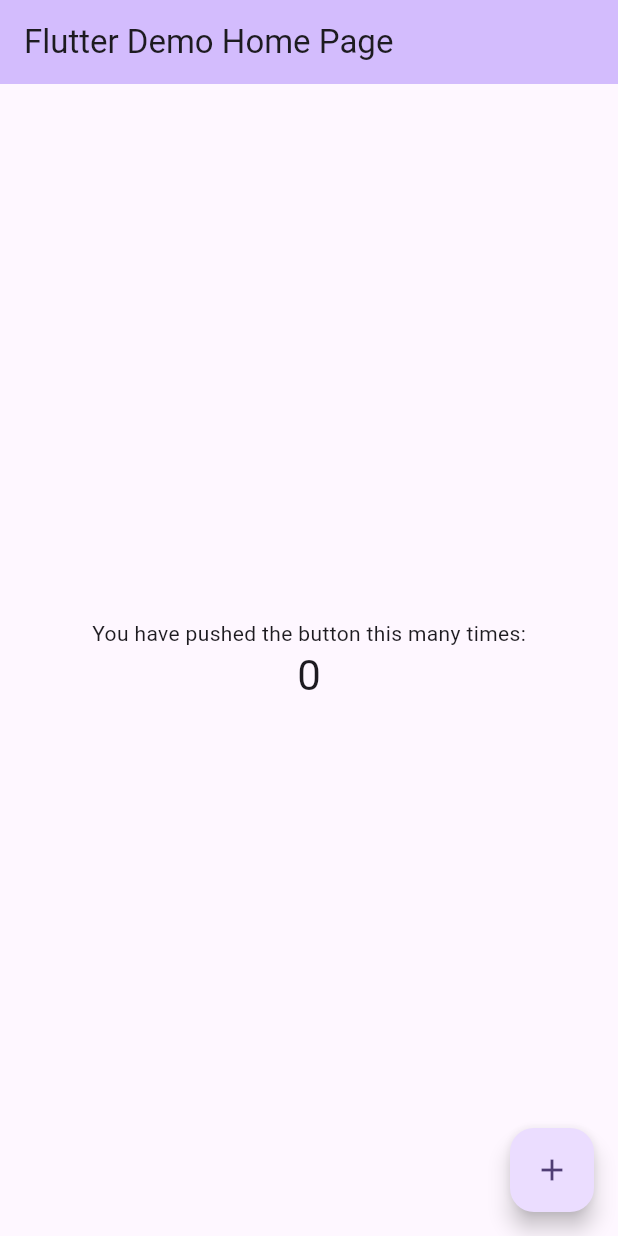
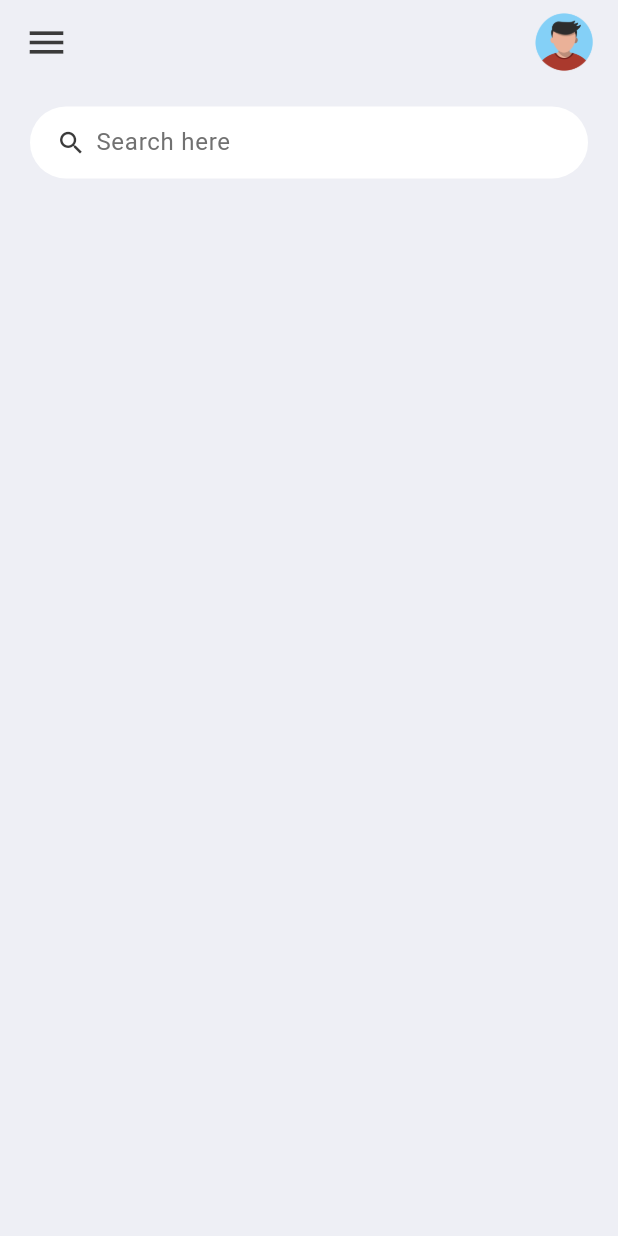
Before and after one commit to nishadadilshan/to-do-app, a Flutter app: the screen it shows after launch, on a phone screen of 412 x 824 dp. Run offline on Flutter 3.47's test engine with Material 2 defaults, Android fonts, the phone set to English and light mode, and no system bars.

Commit message:
Added menu icon and profile icon to the app bar and search box

```diff
--- /dev/null
+++ b/lib/constants/colors.dart
@@ -0,0 +1,11 @@
+
+
+import 'package:flutter/material.dart';
+
+const Color tdRed = Color(0xFFDA4040);
+const Color tdBlue = Color(0xFF5F52EE);
+
+const Color tdBlack = Color(0xFF3A3A3A);
+const Color tdGrey = Color(0xFF717171);
+
+const Color tdBGColor = Color(0xFFEEEFF5);
--- a/lib/main.dart
+++ b/lib/main.dart
@@ -1,4 +1,5 @@
 import 'package:flutter/material.dart';
+import 'package:to_do_app/screens/home.dart';
 
 void main() {
   runApp(const MyApp());
@@ -13,113 +14,10 @@ class MyApp extends StatelessWidget {
     return MaterialApp(
       title: 'Flutter Demo',
       theme: ThemeData(
-        // This is the theme of your application.
-        //
-        // TRY THIS: Try running your application with "flutter run". You'll see
-        // the application has a blue toolbar. Then, without quitting the app,
-        // try changing the seedColor in the colorScheme below to Colors.green
-        // and then invoke "hot reload" (save your changes or press the "hot
-        // reload" button in a Flutter-supported IDE, or press "r" if you used
-        // the command line to start the app).
-        //
-        // Notice that the counter didn't reset back to zero; the application
-        // state is not lost during the reload. To reset the state, use hot
-        // restart instead.
-        //
-        // This works for code too, not just values: Most code changes can be
-        // tested with just a hot reload.
         colorScheme: ColorScheme.fromSeed(seedColor: Colors.deepPurple),
         useMaterial3: true,
       ),
-      home: const MyHomePage(title: 'Flutter Demo Home Page'),
+      home: const Home(),
     );
   }
 }
-
-class MyHomePage extends StatefulWidget {
-  const MyHomePage({super.key, required this.title});
-
-  // This widget is the home page of your application. It is stateful, meaning
-  // that it has a State object (defined below) that contains fields that affect
-  // how it looks.
-
-  // This class is the configuration for the state. It holds the values (in this
-  // case the title) provided by the parent (in this case the App widget) and
-  // used by the build method of the State. Fields in a Widget subclass are
-  // always marked "final".
-
-  final String title;
-
-  @override
-  State<MyHomePage> createState() => _MyHomePageState();
-}
-
-class _MyHomePageState extends State<MyHomePage> {
-  int _counter = 0;
-
-  void _incrementCounter() {
-    setState(() {
-      // This call to setState tells the Flutter framework that something has
-      // changed in this State, which causes it to rerun the build method below
-      // so that the display can reflect the updated values. If we changed
-      // _counter without calling setState(), then the build method would not be
-      // called again, and so nothing would appear to happen.
-      _counter++;
-    });
-  }
-
-  @override
-  Widget build(BuildContext context) {
-    // This method is rerun every time setState is called, for instance as done
-    // by the _incrementCounter method above.
-    //
-    // The Flutter framework has been optimized to make rerunning build methods
-    // fast, so that you can just rebuild anything that needs updating rather
-    // than having to individually change instances of widgets.
-    return Scaffold(
-      appBar: AppBar(
-        // TRY THIS: Try changing the color here to a specific color (to
-        // Colors.amber, perhaps?) and trigger a hot reload to see the AppBar
-        // change color while the other colors stay the same.
-        backgroundColor: Theme.of(context).colorScheme.inversePrimary,
-        // Here we take the value from the MyHomePage object that was created by
-        // the App.build method, and use it to set our appbar title.
-        title: Text(widget.title),
-      ),
-      body: Center(
-        // Center is a layout widget. It takes a single child and positions it
-        // in the middle of the parent.
-        child: Column(
-          // Column is also a layout widget. It takes a list of children and
-          // arranges them vertically. By default, it sizes itself to fit its
-          // children horizontally, and tries to be as tall as its parent.
-          //
-          // Column has various properties to control how it sizes itself and
-          // how it positions its children. Here we use mainAxisAlignment to
-          // center the children vertically; the main axis here is the vertical
-          // axis because Columns are vertical (the cross axis would be
-          // horizontal).
-          //
-          // TRY THIS: Invoke "debug painting" (choose the "Toggle Debug Paint"
-          // action in the IDE, or press "p" in the console), to see the
-          // wireframe for each widget.
-          mainAxisAlignment: MainAxisAlignment.center,
-          children: <Widget>[
-            const Text(
-              'You have pushed the button this many times:',
-            ),
-            Text(
-              '$_counter',
-              style: Theme.of(context).textTheme.headlineMedium,
-            ),
-          ],
-        ),
-      ),
-      floatingActionButton: FloatingActionButton(
-        onPressed: _incrementCounter,
-        tooltip: 'Increment',
-        child: const Icon(Icons.add),
-      ), // This trailing comma makes auto-formatting nicer for build methods.
-    );
-  }
-}
--- /dev/null
+++ b/lib/screens/home.dart
@@ -0,0 +1,48 @@
+import 'package:flutter/material.dart';
+import 'package:to_do_app/constants/colors.dart';
+
+import '../widgets/search_box_widget.dart';
+
+class Home extends StatelessWidget {
+  const Home({super.key});
+
+  @override
+  Widget build(BuildContext context) {
+    return Scaffold(
+      backgroundColor: tdBGColor,
+      appBar: _appBar(),
+      body:  Padding(
+        padding: const EdgeInsets.symmetric(horizontal: 20.0, vertical: 15),
+        child: Container(
+          child: Column(
+            children: [
+              searchBox(),
+            ],
+          ),
+        ),
+      ),
+    );
+  }
+
+
+  AppBar _appBar(){
+    return AppBar(
+        elevation: 0,
+        title: Row(
+          mainAxisAlignment: MainAxisAlignment.spaceBetween,
+          children: [
+            const Icon(Icons.menu, color: tdBlack, size: 30,),
+            Container(
+              height: 40,
+              width: 40,
+              child: ClipRRect(
+                borderRadius: BorderRadius.circular(40),
+                child: Image.asset("assets/images/avatar.png"),
+              ),
+
+            ),
+          ],
+        ),
+        backgroundColor: tdBGColor);
+  }
+}
--- /dev/null
+++ b/lib/widgets/search_box_widget.dart
@@ -0,0 +1,28 @@
+import 'package:flutter/material.dart';
+
+import '../constants/colors.dart';
+
+Widget searchBox(){
+  return Container(
+    decoration: BoxDecoration(
+      color: Colors.white,
+      borderRadius: BorderRadius.circular(25),
+    ),
+    child: const Padding(
+      padding: EdgeInsets.symmetric(horizontal: 15.0),
+      child:  TextField(
+        decoration: InputDecoration(
+          contentPadding: EdgeInsets.all(0),
+          prefixIcon: Icon(Icons.search, color: tdBlack, size: 20,),
+          prefixIconConstraints: BoxConstraints(
+            maxHeight: 20,
+            minWidth: 25,
+          ),
+          border: InputBorder.none,
+          hintText: "Search here",
+          hintStyle: TextStyle(color: tdGrey),
+        ),
+      ),
+    ),
+  );
+}
--- a/pubspec.yaml
+++ b/pubspec.yaml
@@ -59,9 +59,8 @@ flutter:
   uses-material-design: true
 
   # To add assets to your application, add an assets section, like this:
-  # assets:
-  #   - images/a_dot_burr.jpeg
-  #   - images/a_dot_ham.jpeg
+  assets:
+    - assets/images/
 
   # An image asset can refer to one or more resolution-specific "variants", see
   # https://flutter.dev/assets-and-images/#resolution-aware
```
Also changed, not shown: assets/images/avatar.png (added).
